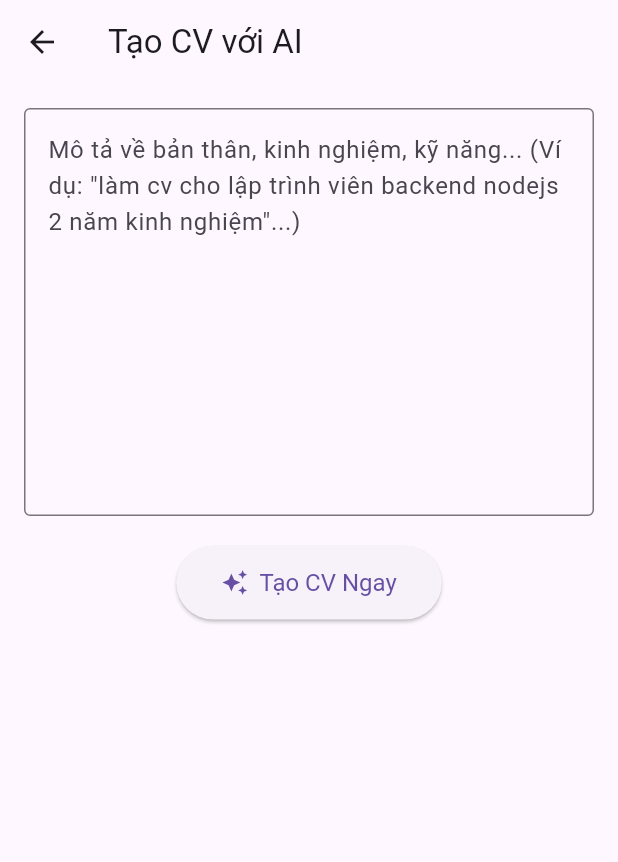
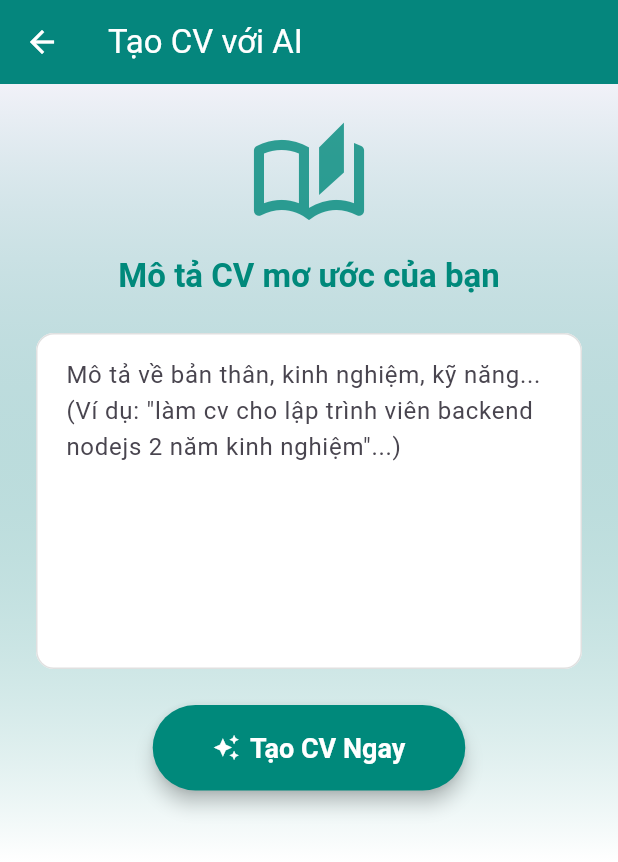
Before and after one commit to baptt123/JobSeekerFrontEnd, a Flutter app: the CvGenerationView screen opened by its route, on a phone screen of 412 x 824 dp. Shown: the top 862 px of the screen. Run offline on Flutter 3.47's test engine with Material 3 defaults, Android fonts, the phone set to English and light mode, and no system bars; our stand-ins replace dio, file_picker, firebase_auth, firebase_core, flutter_dotenv, flutter_secure_storage and 6 more; missing offline and left inert: file_saver, google_mlkit_text_recognition, pdfx; accounts and stored records are empty; generated files the repository leaves out were written again.

```diff
--- a/lib/utils/constant_api.dart
+++ b/lib/utils/constant_api.dart
@@ -1,3 +1,3 @@
 class ConstantAPI {
-  static const String baseUrl = "http://192.168.67.102:3000";
+  static const String baseUrl = "http://192.168.67.101:3000";
 }
--- a/lib/views/login/user/cv_generation_view_screen.dart
+++ b/lib/views/login/user/cv_generation_view_screen.dart
@@ -20,51 +20,98 @@ class _CvGenerationViewState extends State<CvGenerationView> {
     super.dispose();
   }
 
-  // Hàm xử lý khi nhấn nút
   void _onGeneratePressed() {
     final prompt = _promptController.text;
     if (prompt.trim().isEmpty) {
       ScaffoldMessenger.of(context).showSnackBar(
-        const SnackBar(content: Text('Vui lòng nhập mô tả CV của bạn')),
+        SnackBar(
+          content: const Text('Vui lòng nhập mô tả CV của bạn'),
+          backgroundColor: Colors.red.shade600,
+        ),
       );
       return;
     }
-
-    // Gọi ViewModel để bắt đầu tạo CV
-    // `listen: false` vì chúng ta đang ở trong một hàm callback
     context.read<CvGenerationViewModel>().generateCv(prompt);
   }
 
   @override
   Widget build(BuildContext context) {
+    // --- Chọn màu xanh lá chủ đạo ---
+    // Bạn có thể đổi thành Colors.green.shade600, Color(0xFF4CAF50), v.v.
+    final Color primaryColor = Colors.teal.shade600;
+    final theme = Theme.of(context);
+
     return Scaffold(
       appBar: AppBar(
         title: const Text('Tạo CV với AI'),
+        // --- 1. AppBar với màu xanh lá ---
+        backgroundColor: primaryColor,
+        foregroundColor: Colors.white,
+        elevation: 1,
       ),
-      body: Padding(
-        padding: const EdgeInsets.all(16.0),
+      body: Container(
+        // --- 2. Nền Gradient cho sặc sỡ ---
+        decoration: BoxDecoration(
+          gradient: LinearGradient(
+            colors: [primaryColor.withOpacity(0.05), Colors.white],
+            begin: Alignment.topCenter,
+            end: Alignment.bottomCenter,
+          ),
+        ),
+        // --- 3. SingleChildScrollView để tránh lỗi keyboard ---
+        child: SingleChildScrollView(
+          child: Padding(
+            padding: const EdgeInsets.all(24.0), // Tăng padding
             child: Column(
               children: [
-            // 1. Ô nhập liệu
+                // --- 4. Icon trang trí ---
+                Icon(
+                  Icons.auto_stories_outlined,
+                  size: 80,
+                  color: primaryColor.withOpacity(0.8),
+                ),
+                const SizedBox(height: 10),
+                Text(
+                  'Mô tả CV mơ ước của bạn',
+                  style: theme.textTheme.titleLarge?.copyWith(
+                    color: primaryColor,
+                    fontWeight: FontWeight.bold,
+                  ),
+                ),
+                const SizedBox(height: 24),
+
+                // --- 5. Ô nhập liệu được style lại ---
                 TextField(
                   controller: _promptController,
-              maxLines: 10,
-              decoration: const InputDecoration(
+                  maxLines: 8,
+                  decoration: InputDecoration(
                     hintText: 'Mô tả về bản thân, kinh nghiệm, kỹ năng... '
                         '(Ví dụ: "làm cv cho lập trình viên backend nodejs 2 năm kinh nghiệm"...)',
-                border: OutlineInputBorder(),
+                    filled: true,
+                    fillColor: Colors.white,
+                    contentPadding: const EdgeInsets.all(16),
+                    border: OutlineInputBorder(
+                      borderRadius: BorderRadius.circular(12),
+                      borderSide: BorderSide.none, // Bỏ viền mặc định
+                    ),
+                    enabledBorder: OutlineInputBorder(
+                      borderRadius: BorderRadius.circular(12),
+                      borderSide: BorderSide(color: Colors.grey.shade300),
+                    ),
+                    focusedBorder: OutlineInputBorder(
+                      borderRadius: BorderRadius.circular(12),
+                      borderSide: BorderSide(color: primaryColor, width: 2),
                     ),
                   ),
-            const SizedBox(height: 20),
+                ),
+                const SizedBox(height: 24),
 
-            // 2. Nút bấm và trạng thái
-            // 'Consumer' sẽ tự động "vẽ lại" phần này khi ViewModel thay đổi
+                // 6. Nút bấm và trạng thái
                 Consumer<CvGenerationViewModel>(
                   builder: (context, viewModel, child) {
-                // Xử lý điều hướng KHI TẠO CV XONG
+                    // Xử lý điều hướng (giữ nguyên)
                     if (viewModel.state == CvGenerationState.success &&
                         viewModel.pdfData != null) {
-                  // Dùng addPostFrameCallback để điều hướng an toàn
                       WidgetsBinding.instance.addPostFrameCallback((_) {
                         Navigator.push(
                           context,
@@ -74,55 +121,99 @@ class _CvGenerationViewState extends State<CvGenerationView> {
                             ),
                           ),
                         ).then((_) {
-                      // Khi quay lại từ trang preview, reset state
                           viewModel.resetState();
                         });
                       });
                     }
 
-                // HIỂN THỊ NÚT BẤM HOẶC LOADING
+                    // HIỂN THỊ LOADING (Style lại)
                     if (viewModel.state == CvGenerationState.loading) {
-                  return const Column(
+                      return Column(
                         children: [
-                      CircularProgressIndicator(),
-                      SizedBox(height: 10),
-                      Text('AI đang tạo CV, vui lòng chờ...'),
+                          CircularProgressIndicator(
+                            // --- 7. Loading màu xanh lá ---
+                            valueColor:
+                            AlwaysStoppedAnimation<Color>(primaryColor),
+                          ),
+                          const SizedBox(height: 16),
+                          Text(
+                            'AI đang tạo CV, vui lòng chờ...',
+                            style: TextStyle(
+                              fontSize: 16,
+                              color: primaryColor,
+                              fontWeight: FontWeight.w500,
+                            ),
+                          ),
                         ],
                       );
                     }
 
+                    // HIỂN THỊ NÚT BẤM (Style lại)
                     return ElevatedButton.icon(
                       onPressed: _onGeneratePressed,
                       icon: const Icon(Icons.auto_awesome),
                       label: const Text('Tạo CV Ngay'),
+                      // --- 8. Style nút bấm cho đẹp ---
                       style: ElevatedButton.styleFrom(
+                        backgroundColor: primaryColor, // Màu nền xanh
+                        foregroundColor: Colors.white, // Màu chữ/icon trắng
                         padding: const EdgeInsets.symmetric(
-                        horizontal: 30, vertical: 15),
-                    textStyle: const TextStyle(fontSize: 16),
+                            horizontal: 40, vertical: 18),
+                        textStyle: const TextStyle(
+                          fontSize: 18,
+                          fontWeight: FontWeight.bold,
+                        ),
+                        shape: RoundedRectangleBorder(
+                          borderRadius:
+                          BorderRadius.circular(30), // Bo tròn
+                        ),
+                        elevation: 5, // Đổ bóng
                       ),
                     );
                   },
                 ),
 
-            const SizedBox(height: 20),
+                const SizedBox(height: 24),
 
-            // 3. Hiển thị lỗi (nếu có)
+                // 9. Hiển thị lỗi (Style lại)
                 Consumer<CvGenerationViewModel>(
                   builder: (context, viewModel, child) {
                     if (viewModel.state == CvGenerationState.error &&
                         viewModel.errorMessage != null) {
-                  return Text(
+                      // --- 10. Hộp thông báo lỗi rõ ràng ---
+                      return Container(
+                        padding: const EdgeInsets.all(12),
+                        decoration: BoxDecoration(
+                          color: Colors.red.shade50,
+                          borderRadius: BorderRadius.circular(8),
+                          border: Border.all(color: Colors.red.shade300),
+                        ),
+                        child: Row(
+                          children: [
+                            Icon(Icons.error_outline,
+                                color: Colors.red.shade700),
+                            const SizedBox(width: 10),
+                            Expanded(
+                              child: Text(
                                 viewModel.errorMessage!,
-                    style: TextStyle(color: Theme.of(context).colorScheme.error),
-                    textAlign: TextAlign.center,
+                                style: TextStyle(
+                                  color: Colors.red.shade900,
+                                  fontWeight: FontWeight.w500,
+                                ),
+                              ),
+                            ),
+                          ],
+                        ),
                       );
                     }
-                return const SizedBox.shrink(); // Không có lỗi, ẩn đi
+                    return const SizedBox.shrink();
                   },
                 ),
               ],
             ),
           ),
+        ),
+      ),
     );
   }
 }
```
Also changed, not shown: lib/dto/filter_job_dto.dart (added, +48 -0 lines), lib/dto/message_response_dto.dart (added, +39 -0 lines), lib/dto/zoom_meeting_dto.dart (added, +19 -0 lines), lib/services/job_service.dart (+23 -0 lines), lib/view_models/user/home_view_model.dart (+57 -15 lines), lib/views/login/user/filter_screen.dart (added, +223 -0 lines), lib/views/login/user/home_screen.dart (+27 -1 lines), lib/views/login/user/zoom_create_meeting_screen.dart (added, +81 -0 lines), lib/widget/user/search/suggestion_list.dart (added, +31 -0 lines), assets/icon/job search.jpg (added), firebase.json (added), 3 other files. Lines whose indentation alone changed are shown as unchanged.
